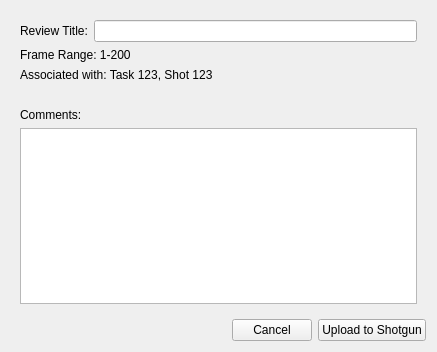
Above: resources/dialog.ui from shotgunsoftware/tk-nuke-quickreview before the change. Below: the same form after it.
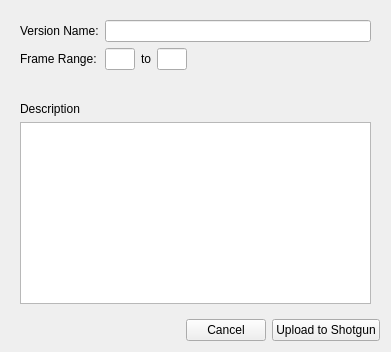
That is the form after the change. Icons and pictures are not drawn. Custom widgets are drawn as their Qt base class.

```diff
--- a/resources/dialog.ui
+++ b/resources/dialog.ui
@@ -6,7 +6,7 @@
    <rect>
     <x>0</x>
     <y>0</y>
-    <width>437</width>
+    <width>391</width>
     <height>352</height>
    </rect>
   </property>
@@ -22,32 +22,72 @@
      <widget class="QWidget" name="page">
       <layout class="QVBoxLayout" name="verticalLayout">
        <item>
-        <layout class="QHBoxLayout" name="horizontalLayout">
-         <item>
-          <widget class="QLabel" name="label_3">
-           <property name="text">
-            <string>Review Title:</string>
-           </property>
-          </widget>
-         </item>
-         <item>
+        <layout class="QGridLayout" name="gridLayout_2">
+         <item row="0" column="1">
           <widget class="QLineEdit" name="title"/>
          </item>
+         <item row="0" column="0">
+          <widget class="QLabel" name="label_3">
+           <property name="text">
+            <string>Version Name:</string>
+           </property>
+          </widget>
+         </item>
+         <item row="1" column="0">
+          <widget class="QLabel" name="frame_range">
+           <property name="text">
+            <string>Frame Range:</string>
+           </property>
+          </widget>
+         </item>
+         <item row="1" column="1">
+          <layout class="QHBoxLayout" name="horizontalLayout_4">
+           <item>
+            <widget class="QLineEdit" name="lineEdit_2">
+             <property name="maximumSize">
+              <size>
+               <width>30</width>
+               <height>16777215</height>
+              </size>
+             </property>
+            </widget>
+           </item>
+           <item>
+            <widget class="QLabel" name="frame_range_2">
+             <property name="text">
+              <string>to</string>
+             </property>
+            </widget>
+           </item>
+           <item>
+            <widget class="QLineEdit" name="lineEdit">
+             <property name="maximumSize">
+              <size>
+               <width>30</width>
+               <height>16777215</height>
+              </size>
+             </property>
+            </widget>
+           </item>
+           <item>
+            <spacer name="horizontalSpacer_4">
+             <property name="orientation">
+              <enum>Qt::Horizontal</enum>
+             </property>
+             <property name="sizeHint" stdset="0">
+              <size>
+               <width>40</width>
+               <height>20</height>
+              </size>
+             </property>
+            </spacer>
+           </item>
+          </layout>
+         </item>
         </layout>
        </item>
        <item>
-        <widget class="QLabel" name="frame_range">
-         <property name="text">
-          <string>Frame Range: 1-200</string>
-         </property>
-        </widget>
-       </item>
-       <item>
-        <widget class="QLabel" name="association">
-         <property name="text">
-          <string>Associated with: Task 123, Shot 123</string>
-         </property>
-        </widget>
+        <widget class="ContextWidget" name="context_widget" native="true"/>
        </item>
        <item>
         <widget class="QLabel" name="label_2">
@@ -59,7 +99,7 @@
        <item>
         <widget class="QLabel" name="label">
          <property name="text">
-          <string>Comments:</string>
+          <string>Description</string>
          </property>
         </widget>
        </item>
@@ -238,6 +278,14 @@
    </item>
   </layout>
  </widget>
+ <customwidgets>
+  <customwidget>
+   <class>ContextWidget</class>
+   <extends>QWidget</extends>
+   <header>..context_widget</header>
+   <container>1</container>
+  </customwidget>
+ </customwidgets>
  <resources>
   <include location="resources.qrc"/>
  </resources>
```
Left out of the diff: 6 changed lines with no effect on the pictures.
